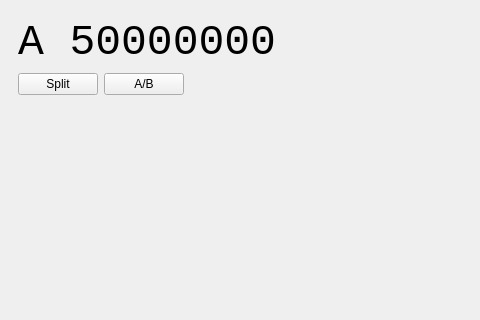
eloranta/HamVibe, file mainwindow.ui: the form before one commit; both pictures show x 0 to 480 and y 0 to 320 of the 800 by 600 pixel window.
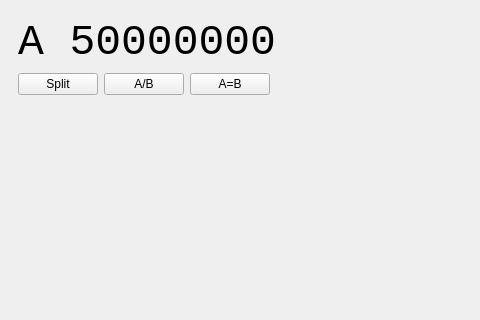
The form after the commit. Custom widgets are drawn as their Qt base class.

Commit message: add A=B button

What changed in the file:
```diff
--- a/mainwindow.ui
+++ b/mainwindow.ui
@@ -87,6 +87,13 @@
            </property>
           </widget>
          </item>
+         <item>
+          <widget class="QPushButton" name="copyButton">
+           <property name="text">
+            <string>A=B</string>
+           </property>
+          </widget>
+         </item>
          <item>
           <spacer name="horizontalSpacer_2">
            <property name="orientation">
```
The commit also changes 2 other files.
